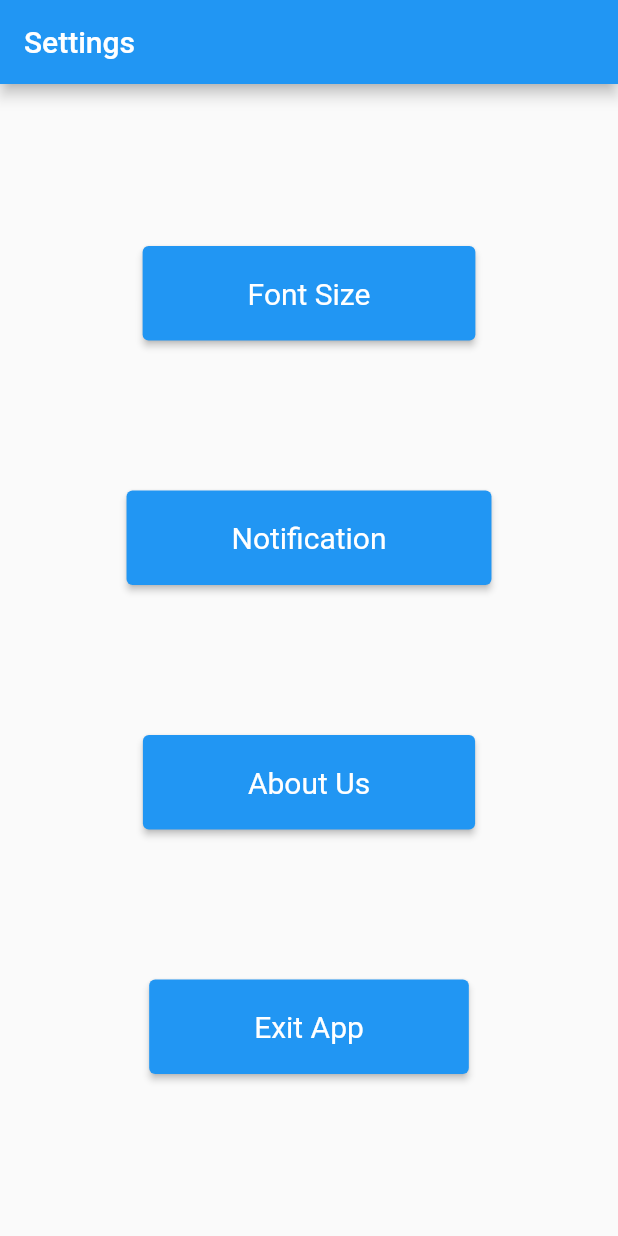
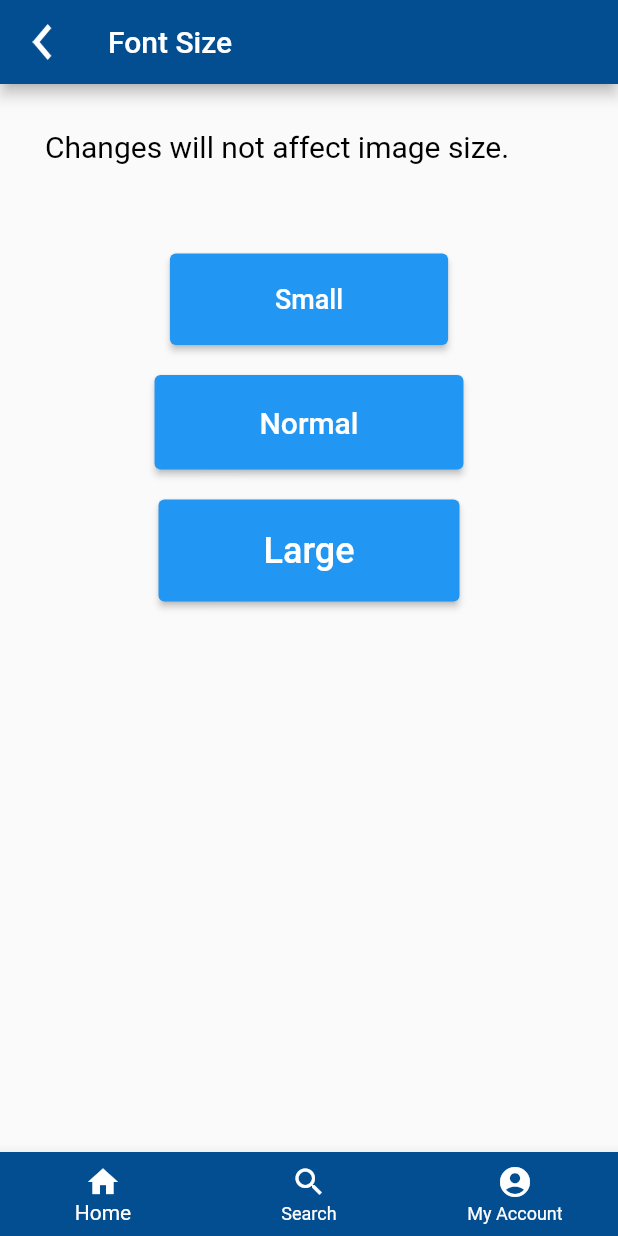
Before and after one commit to saranshahuja/roadschool, a Flutter app: the screen it shows after launch, on a phone screen of 412 x 824 dp. Run offline on Flutter 3.47's test engine with Material 2 defaults, Android fonts, the phone set to English and light mode, and no system bars; our stand-ins replace firebase_core, fl_chart, google_fonts, sizer; accounts and stored records are empty.

Commit message:
Settings 2nd Page - With bottom nav bar and buttons. Unable to centrally align the boxes vertically. Another issue: Box size is not same. Need help from mentor

```diff
--- a/lib/Pages/progressScreen.dart
+++ b/lib/Pages/progressScreen.dart
@@ -38,7 +38,7 @@ class ProgressScreen extends StatelessWidget {
                   children: [
                     Container(
                       margin:
-                      EdgeInsets.fromLTRB(0 * fem, 0 * fem, 20 * fem, 5.2 * fem),
+                      EdgeInsets.fromLTRB(0 * fem, 0 * fem, 30 * fem, 5.2 * fem),
                       width: 11.18 * fem,
                       height: 21.3 * fem,
                       child: Image.asset(
--- /dev/null
+++ b/lib/Pages/settings2.dart
@@ -0,0 +1,130 @@
+import 'package:flutter/material.dart';
+import 'package:roadschool/Pages/Homepage.dart';
+
+void main() {
+  runApp(Settingstwo());
+}
+
+class Settingstwo extends StatelessWidget {
+  @override
+  Widget build(BuildContext context) {
+    return MaterialApp(
+      home: SettingPage(),
+    );
+  }
+}
+
+class SettingPage extends StatelessWidget {
+  @override
+  Widget build(BuildContext context) {
+    return Scaffold(
+      appBar: AppBar(
+      backgroundColor: Color(0xFF034D91),
+      leading: IconButton(
+        icon: Image.asset(
+          'assets/images/vector-5Rj.png', // Replace with the actual image path
+          color: Colors.white,
+          height: 24, // Adjust the height as needed
+          width: 24,  // Adjust the width as needed //change
+        ),
+        onPressed: () {
+          Navigator.push(
+            context,
+            MaterialPageRoute(builder: (context) => SettingPage()), // Navigate to HomePage
+          );
+        },
+      ),
+        title: Text('Font Size'),
+      ),
+      body: Column(
+        crossAxisAlignment: CrossAxisAlignment.start,
+        children: [
+          Padding(
+            padding: const EdgeInsets.all(30.0),
+            child: Text(
+              'Changes will not affect image size.',
+              style: TextStyle(fontSize: 20, color: Colors.black),
+            ),
+          ),
+          SizedBox(height: 20),
+          Center( // Centering the entire Column containing buttons
+            child: Column(
+              mainAxisAlignment: MainAxisAlignment.center,
+              children: [
+                SettingsButton(
+                  title: 'Small',
+                  fontSize: 18,
+                  onPressed: () {
+                    // TODO: Implement font size settings
+                  },
+                ),
+                SettingsButton(
+                  title: 'Normal',
+                  onPressed: () {
+                    // TODO: Implement notification settings
+                  }, fontSize: 20,
+                ),
+                SettingsButton(
+                  title: 'Large',
+                  fontSize: 24,
+                  onPressed: () {
+                    // TODO: Implement about us page
+                  },
+                ),
+              ],
+            ),
+          ),
+        ],
+      ),
+      bottomNavigationBar: BottomNavigationBar(
+        backgroundColor: Color(0xFF034D91),
+        unselectedItemColor: Colors.white,
+        selectedItemColor: Colors.white,
+        items: const <BottomNavigationBarItem>[
+          BottomNavigationBarItem(
+            icon: Icon(Icons.home),
+            label: 'Home',
+          ),
+          BottomNavigationBarItem(
+            icon: Icon(Icons.search),
+            label: 'Search',
+          ),
+          BottomNavigationBarItem(
+            icon: Icon(Icons.account_circle),
+            label: 'My Account',
+          ),
+        ],
+      ),
+    );
+  }
+}
+
+class SettingsButton extends StatelessWidget {
+  final String title;
+  final double fontSize;
+  final VoidCallback onPressed;
+
+  SettingsButton({
+    required this.title,
+    required this.fontSize,
+    required this.onPressed,
+  });
+
+  @override
+  Widget build(BuildContext context) {
+    return Container(
+      margin: EdgeInsets.symmetric(vertical: 10),
+      child: ElevatedButton(
+        onPressed: onPressed,
+        style: ElevatedButton.styleFrom(
+          primary: Colors.blue,
+          padding: EdgeInsets.symmetric(vertical: 20, horizontal: 70),
+        ),
+        child: Text(
+          title,
+          style: TextStyle(fontSize: fontSize),
+        ),
+      ),
+    );
+  }
+}
--- a/lib/main.dart
+++ b/lib/main.dart
@@ -1,17 +1,18 @@
 import 'package:flutter/material.dart';
 import 'package:roadschool/Pages/Homepage.dart';
 import 'package:firebase_core/firebase_core.dart';
-import 'package:sizer/sizer.dart';
+import 'package:roadschool/Pages/settings2.dart';
 import 'Pages/AnswerScreen.dart';
 import 'Pages/Practicetests.dart';
 import 'Pages/SplashScreen.dart';
 // import 'Pages/learnChapters.dart';
-import 'Pages/chapterReveiwScreen.dart';
 import 'Pages/progressScreen.dart';
 import 'Pages/settings.dart';
 import 'Pages/testPages.dart';
 import 'firebase_options.dart';
 import 'package:fl_chart/fl_chart.dart';
+
+
 
  main() {
 //   await Firebase.initializeApp(
@@ -19,24 +20,19 @@ main() {
 // );
   runApp(const MyApp());
 }
-
 class MyApp extends StatelessWidget {
   const MyApp({super.key});
 
   // This widget is the root of your application.
   @override
   Widget build(BuildContext context) {
-    return Sizer(
-        builder: (context, orientation, deviceType) {
     return MaterialApp(
-        debugShowCheckedModeBanner: false,
       title: 'Flutter Demo',
       theme: ThemeData(
         colorScheme: ColorScheme.fromSeed(seedColor: Colors.deepPurple),
         useMaterial3: true,
       ),
-        home: SettingsApp(),
+      home: Settingstwo(),
     );
-    });
   }
 }
```
Also changed, not shown: pubspec.lock. Lines whose indentation alone changed are shown as unchanged.
